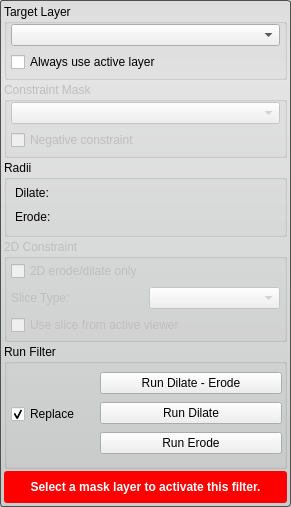
The window that src/Interface/ToolInterface/BinarySmoothDilateErodeFilterInterface.ui (SCIInstitute/Seg3D) describes before a commit, drawn with Qt 5.
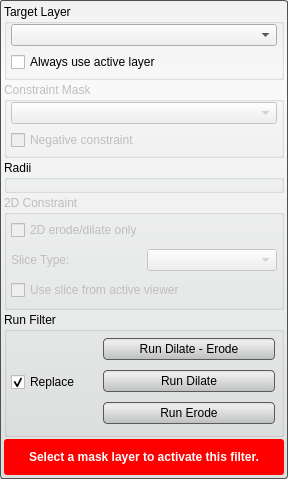
The same window after the commit. Custom widgets are drawn as their Qt base class.

The edit to the form file:
```diff
--- a/src/Interface/ToolInterface/BinarySmoothDilateErodeFilterInterface.ui
+++ b/src/Interface/ToolInterface/BinarySmoothDilateErodeFilterInterface.ui
@@ -6,8 +6,8 @@
    <rect>
     <x>0</x>
     <y>0</y>
-    <width>291</width>
-    <height>497</height>
+    <width>288</width>
+    <height>479</height>
    </rect>
   </property>
   <property name="sizePolicy">
@@ -23,7 +23,28 @@
    <string notr="true">QWidget#BinarySmoothDilateErodeFilterInterface{
   border-radius: 3px;
   border: 1px solid rgb(80, 80,80);
-  background-color: qlineargradient(spread:pad, x1:0.5, y1:0, x2:0.5, y2:0.960227, stop:0 rgba(221, 221, 221, 255), stop:0.155779 rgba(228, 228, 228, 255), stop:1 rgba(202, 204, 204, 255));      
+  background-color: qlineargradient(spread:pad, x1:0.5, y1:0, x2:0.5, y2:0.960227, stop:0 rgba(241, 241, 241, 255), stop:0.155779 rgba(250, 250, 250, 255), stop:1 rgba(222, 224, 224, 255));      
+}
+
+QPushButton{
+  background-color: qlineargradient(spread:pad, x1:0.5, y1:0, x2:0.5, y2:0.960227, stop:0 rgba(221, 221, 221, 255), stop:0.155779 rgba(238, 238, 238, 255), stop:1 rgba(192, 194, 194, 255));
+  border-radius: 4px;
+  border: 1px solid rgb(90, 90, 90);
+  margin:4px;
+}
+
+QPushButton:hover{
+  background-color: qlineargradient(spread:pad, x1:0.5, y1:0, x2:0.5, y2:1, stop:0 rgba(195, 195, 195, 255), stop:0.253769 rgba(206, 206, 206, 255), stop:1 rgba(185, 185, 185, 255));
+  border-radius: 4px;
+  border: 1px solid rgb(90, 90, 90);
+  margin:4px;
+}
+
+QPushButton:pressed{
+  background-color: qlineargradient(spread:pad, x1:0.5, y1:0, x2:0.5, y2:1, stop:0 rgba(150, 150, 150, 255), stop:0.753769 rgba(206, 206, 206, 255), stop:1 rgba(185, 185, 185, 255));
+  border-radius: 4px;
+  border: 1px solid rgb(90, 90, 90);
+  margin:4px;
 }</string>
   </property>
   <layout class="QVBoxLayout" name="verticalLayout_3">
@@ -203,7 +224,7 @@
      </property>
      <layout class="QVBoxLayout" name="verticalLayout_5">
       <property name="spacing">
-       <number>0</number>
+       <number>4</number>
       </property>
       <property name="leftMargin">
        <number>4</number>
@@ -218,48 +239,10 @@
        <number>4</number>
       </property>
       <item>
-       <widget class="QWidget" name="widget" native="true">
-        <layout class="QVBoxLayout" name="verticalLayout">
-         <property name="spacing">
-          <number>2</number>
-         </property>
-         <property name="margin">
-          <number>4</number>
-         </property>
-         <item>
-          <widget class="QLabel" name="dialateLabel">
-           <property name="text">
-            <string>Dilate:</string>
-           </property>
-          </widget>
-         </item>
-         <item>
-          <widget class="QtUtils::QtSliderIntCombo" name="dilate_" native="true"/>
-         </item>
-        </layout>
-       </widget>
+       <widget class="QtUtils::QtSliderIntCombo" name="dilate_" native="true"/>
       </item>
       <item>
-       <widget class="QWidget" name="widget_2" native="true">
-        <layout class="QVBoxLayout" name="verticalLayout_2">
-         <property name="spacing">
-          <number>2</number>
-         </property>
-         <property name="margin">
-          <number>4</number>
-         </property>
-         <item>
-          <widget class="QLabel" name="erodeLabel">
-           <property name="text">
-            <string>Erode:</string>
-           </property>
-          </widget>
-         </item>
-         <item>
-          <widget class="QtUtils::QtSliderIntCombo" name="erode_" native="true"/>
-         </item>
-        </layout>
-       </widget>
+       <widget class="QtUtils::QtSliderIntCombo" name="erode_" native="true"/>
       </item>
      </layout>
     </widget>
@@ -409,6 +392,12 @@
              <verstretch>0</verstretch>
             </sizepolicy>
            </property>
+           <property name="minimumSize">
+            <size>
+             <width>0</width>
+             <height>30</height>
+            </size>
+           </property>
            <property name="text">
             <string>Run Dilate - Erode</string>
            </property>
@@ -422,6 +411,12 @@
              <verstretch>0</verstretch>
             </sizepolicy>
            </property>
+           <property name="minimumSize">
+            <size>
+             <width>0</width>
+             <height>30</height>
+            </size>
+           </property>
            <property name="text">
             <string>Run Dilate</string>
            </property>
@@ -435,6 +430,12 @@
              <verstretch>0</verstretch>
             </sizepolicy>
            </property>
+           <property name="minimumSize">
+            <size>
+             <width>0</width>
+             <height>30</height>
+            </size>
+           </property>
            <property name="text">
             <string>Run Erode</string>
            </property>
@@ -448,6 +449,12 @@
    </item>
    <item>
     <widget class="QWidget" name="message_alert_" native="true">
+     <property name="sizePolicy">
+      <sizepolicy hsizetype="Preferred" vsizetype="Fixed">
+       <horstretch>0</horstretch>
+       <verstretch>0</verstretch>
+      </sizepolicy>
+     </property>
      <property name="minimumSize">
       <size>
        <width>0</width>
@@ -491,17 +498,17 @@
   </layout>
  </widget>
  <customwidgets>
-  <customwidget>
-   <class>QtUtils::QtDropableComboBox</class>
-   <extends>QComboBox</extends>
-   <header location="global">QtUtils/Widgets/QtDropableComboBox.h</header>
-  </customwidget>
   <customwidget>
    <class>QtUtils::QtSliderIntCombo</class>
    <extends>QWidget</extends>
    <header location="global">QtUtils/Widgets/QtSliderIntCombo.h</header>
    <container>1</container>
   </customwidget>
+  <customwidget>
+   <class>QtUtils::QtDropableComboBox</class>
+   <extends>QComboBox</extends>
+   <header location="global">QtUtils/Widgets/QtDropableComboBox.h</header>
+  </customwidget>
  </customwidgets>
  <resources/>
  <connections/>
```
